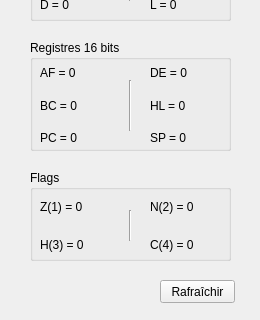
Qt form GUI/Qt/SRC_UI/debugregisterswindow.ui (Robilemb/Game-Boy-Emulator) before a commit; both pictures show x 0 to 260 and y 160 to 480 of the 260 by 480 pixel window.
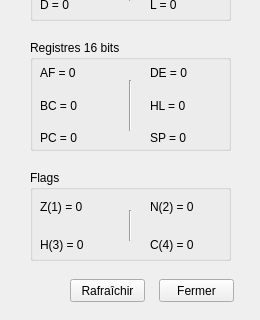
The same form after that commit.

Commit message: DebugMemoryWindow : Design

```diff
--- a/GUI/Qt/SRC_UI/debugregisterswindow.ui
+++ b/GUI/Qt/SRC_UI/debugregisterswindow.ui
@@ -295,8 +295,8 @@
   <widget class="QPushButton" name="pushButton">
    <property name="geometry">
     <rect>
-     <x>160</x>
-     <y>440</y>
+     <x>70</x>
+     <y>439</y>
      <width>75</width>
      <height>23</height>
     </rect>
@@ -305,6 +305,19 @@
     <string>Rafraîchir</string>
    </property>
   </widget>
+  <widget class="QPushButton" name="closeButton">
+   <property name="geometry">
+    <rect>
+     <x>159</x>
+     <y>439</y>
+     <width>75</width>
+     <height>23</height>
+    </rect>
+   </property>
+   <property name="text">
+    <string>Fermer</string>
+   </property>
+  </widget>
  </widget>
  <resources/>
  <connections>
```
Left out of the diff: 20 changed lines with no effect on the pictures. The commit also changes 3 other files.
